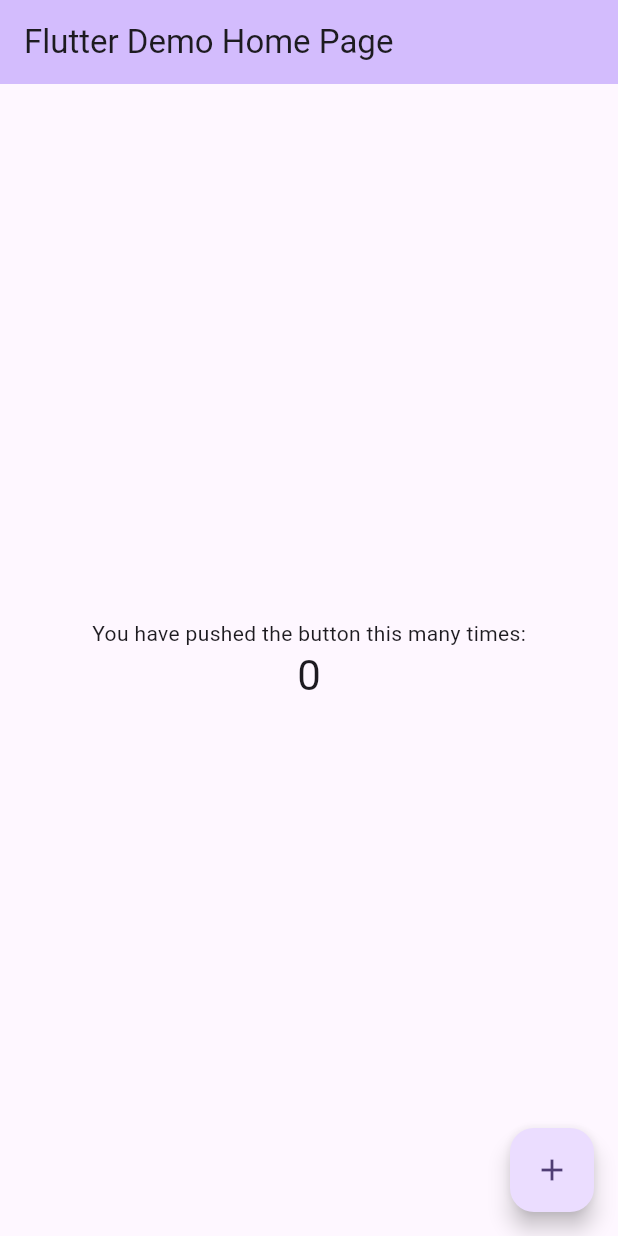
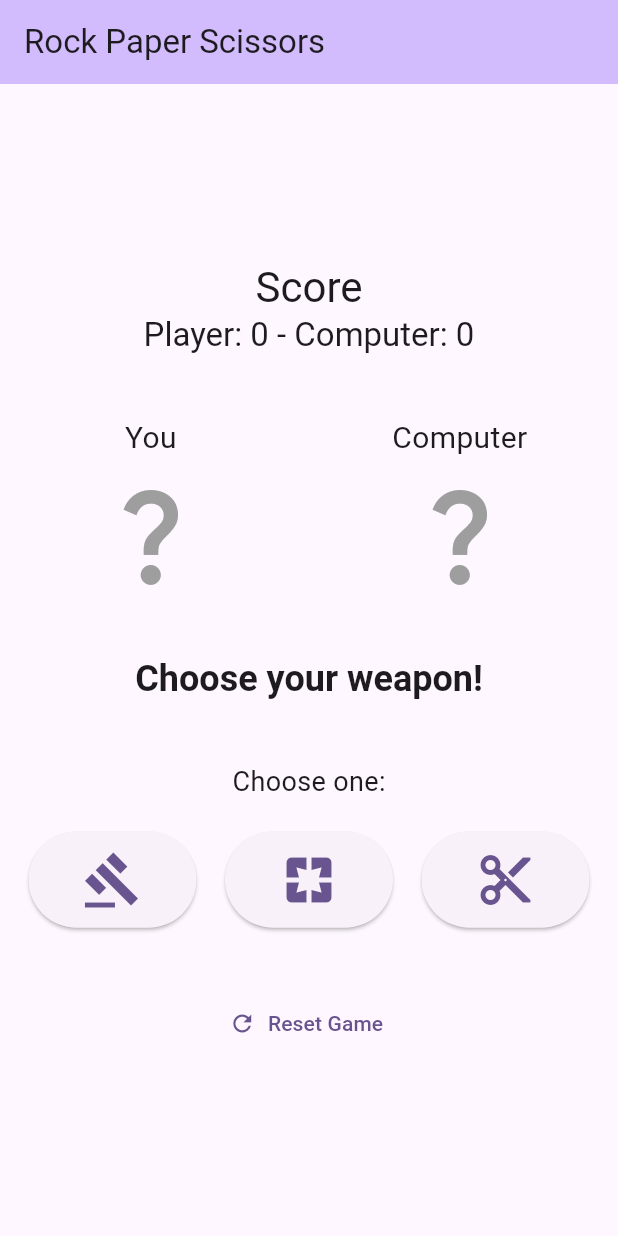
Before and after one commit to could-ai/019a20e3-58f9-769e-bbf7-56b2cceb9d10, a Flutter app: the screen it shows after launch, on a phone screen of 412 x 824 dp. Run offline on Flutter 3.47's test engine with Material 3 defaults, Android fonts, the phone set to English and light mode, and no system bars.

Commit message:
I have updated the main.dart file to launch our new game. I've removed the default counter application and set the `home` property of the `MaterialApp` to a new `GameScreen` widget, which will contain our Rock, Paper, Scissors game. I also updated the application title to reflect the new game.; I've created a new file, `game_screen.dart`, to house our Rock, Paper, Scissors game. This file defines a stateful widget, `GameScreen`, which manages the game's logic and UI. It includes tracking for player and computer scores, handling player input, generating a random choice for the computer, determining the winner of each round, and a function to reset the game. The UI is structured to clearly display scores, choices, results, and provides buttons for the player to make a selection.

```diff
--- /dev/null
+++ b/usr/lib/game_screen.dart
@@ -0,0 +1,128 @@
+import 'dart:math';
+import 'package:flutter/material.dart';
+
+enum GameChoice { rock, paper, scissors }
+
+class GameScreen extends StatefulWidget {
+  const GameScreen({super.key});
+
+  @override
+  State<GameScreen> createState() => _GameScreenState();
+}
+
+class _GameScreenState extends State<GameScreen> {
+  int playerScore = 0;
+  int computerScore = 0;
+  GameChoice? playerChoice;
+  GameChoice? computerChoice;
+  String result = 'Choose your weapon!';
+
+  final Map<GameChoice, IconData> choiceIcons = {
+    GameChoice.rock: Icons.gavel,
+    GameChoice.paper: Icons.pages,
+    GameChoice.scissors: Icons.cut,
+  };
+
+  void _play(GameChoice choice) {
+    setState(() {
+      playerChoice = choice;
+      computerChoice = GameChoice.values[Random().nextInt(GameChoice.values.length)];
+      _determineWinner();
+    });
+  }
+
+  void _determineWinner() {
+    if (playerChoice == computerChoice) {
+      result = "It's a draw!";
+    } else if (
+      (playerChoice == GameChoice.rock && computerChoice == GameChoice.scissors) ||
+      (playerChoice == GameChoice.paper && computerChoice == GameChoice.rock) ||
+      (playerChoice == GameChoice.scissors && computerChoice == GameChoice.paper)
+    ) {
+      result = 'You win!';
+      playerScore++;
+    } else {
+      result = 'You lose!';
+      computerScore++;
+    }
+  }
+
+  void _resetGame() {
+    setState(() {
+      playerScore = 0;
+      computerScore = 0;
+      playerChoice = null;
+      computerChoice = null;
+      result = 'Choose your weapon!';
+    });
+  }
+
+  Widget _buildChoiceWidget(GameChoice? choice) {
+    if (choice == null) {
+      return const Icon(Icons.question_mark, size: 80, color: Colors.grey);
+    }
+    return Icon(choiceIcons[choice], size: 80, color: Colors.blueAccent);
+  }
+
+  @override
+  Widget build(BuildContext context) {
+    return Scaffold(
+      appBar: AppBar(
+        title: const Text('Rock Paper Scissors'),
+        backgroundColor: Theme.of(context).colorScheme.inversePrimary,
+      ),
+      body: Center(
+        child: Column(
+          mainAxisAlignment: MainAxisAlignment.center,
+          children: <Widget>[
+            Text('Score', style: Theme.of(context).textTheme.headlineMedium),
+            Text('Player: $playerScore - Computer: $computerScore', style: Theme.of(context).textTheme.titleLarge),
+            const SizedBox(height: 40),
+            Row(
+              mainAxisAlignment: MainAxisAlignment.spaceAround,
+              children: [
+                Column(
+                  children: [
+                    const Text('You', style: TextStyle(fontSize: 20)),
+                    const SizedBox(height: 10),
+                    _buildChoiceWidget(playerChoice),
+                  ],
+                ),
+                Column(
+                  children: [
+                    const Text('Computer', style: TextStyle(fontSize: 20)),
+                    const SizedBox(height: 10),
+                    _buildChoiceWidget(computerChoice),
+                  ],
+                ),
+              ],
+            ),
+            const SizedBox(height: 40),
+            Text(result, style: Theme.of(context).textTheme.headlineSmall?.copyWith(fontWeight: FontWeight.bold)),
+            const SizedBox(height: 40),
+            const Text('Choose one:', style: TextStyle(fontSize: 18)),
+            const SizedBox(height: 20),
+            Row(
+              mainAxisAlignment: MainAxisAlignment.spaceEvenly,
+              children: GameChoice.values.map((choice) {
+                return ElevatedButton(
+                  onPressed: () => _play(choice),
+                  child: Padding(
+                    padding: const EdgeInsets.all(12.0),
+                    child: Icon(choiceIcons[choice], size: 40),
+                  ),
+                );
+              }).toList(),
+            ),
+            const SizedBox(height: 40),
+            TextButton.icon(
+              onPressed: _resetGame,
+              icon: const Icon(Icons.refresh),
+              label: const Text('Reset Game'),
+            ),
+          ],
+        ),
+      ),
+    );
+  }
+}
--- a/usr/lib/main.dart
+++ b/usr/lib/main.dart
@@ -1,4 +1,5 @@
 import 'package:flutter/material.dart';
+import 'game_screen.dart';
 
 void main() {
   runApp(const MyApp());
@@ -7,114 +8,16 @@ void main() {
 class MyApp extends StatelessWidget {
   const MyApp({super.key});
 
-  // This widget is the root of your application.
   @override
   Widget build(BuildContext context) {
     return MaterialApp(
-      title: 'Flutter Demo',
+      title: 'Rock Paper Scissors',
       debugShowCheckedModeBanner: false,
       theme: ThemeData(
-        // This is the theme of your application.
-        //
-        // TRY THIS: Try running your application with "flutter run". You'll see
-        // the application has a purple toolbar. Then, without quitting the app,
-        // try changing the seedColor in the colorScheme below to Colors.green
-        // and then invoke "hot reload" (save your changes or press the "hot
-        // reload" button in a Flutter-supported IDE, or press "r" if you used
-        // the command line to start the app).
-        //
-        // Notice that the counter didn't reset back to zero; the application
-        // state is not lost during the reload. To reset the state, use hot
-        // restart instead.
-        //
-        // This works for code too, not just values: Most code changes can be
-        // tested with just a hot reload.
         colorScheme: ColorScheme.fromSeed(seedColor: Colors.deepPurple),
+        useMaterial3: true,
       ),
-      home: const MyHomePage(title: 'Flutter Demo Home Page'),
+      home: const GameScreen(),
     );
   }
 }
-
-class MyHomePage extends StatefulWidget {
-  const MyHomePage({super.key, required this.title});
-
-  // This widget is the home page of your application. It is stateful, meaning
-  // that it has a State object (defined below) that contains fields that affect
-  // how it looks.
-
-  // This class is the configuration for the state. It holds the values (in this
-  // case the title) provided by the parent (in this case the App widget) and
-  // used by the build method of the State. Fields in a Widget subclass are
-  // always marked "final".
-
-  final String title;
-
-  @override
-  State<MyHomePage> createState() => _MyHomePageState();
-}
-
-class _MyHomePageState extends State<MyHomePage> {
-  int _counter = 0;
-
-  void _incrementCounter() {
-    setState(() {
-      // This call to setState tells the Flutter framework that something has
-      // changed in this State, which causes it to rerun the build method below
-      // so that the display can reflect the updated values. If we changed
-      // _counter without calling setState(), then the build method would not be
-      // called again, and so nothing would appear to happen.
-      _counter++;
-    });
-  }
-
-  @override
-  Widget build(BuildContext context) {
-    // This method is rerun every time setState is called, for instance as done
-    // by the _incrementCounter method above.
-    //
-    // The Flutter framework has been optimized to make rerunning build methods
-    // fast, so that you can just rebuild anything that needs updating rather
-    // than having to individually change instances of widgets.
-    return Scaffold(
-      appBar: AppBar(
-        // TRY THIS: Try changing the color here to a specific color (to
-        // Colors.amber, perhaps?) and trigger a hot reload to see the AppBar
-        // change color while the other colors stay the same.
-        backgroundColor: Theme.of(context).colorScheme.inversePrimary,
-        // Here we take the value from the MyHomePage object that was created by
-        // the App.build method, and use it to set our appbar title.
-        title: Text(widget.title),
-      ),
-      body: Center(
-        // Center is a layout widget. It takes a single child and positions it
-        // in the middle of the parent.
-        child: Column(
-          // Column is also a layout widget. It takes a list of children and
-          // arranges them vertically. By default, it sizes itself to fit its
-          // children horizontally, and tries to be as tall as its parent.
-          //
-          // Column has various properties to control how it sizes itself and
-          // how it positions its children. Here we use mainAxisAlignment to
-          // center the children vertically; the main axis here is the vertical
-          // axis because Columns are vertical (the cross axis would be
-          // horizontal).
-          //
-          // TRY THIS: Invoke "debug painting" (choose the "Toggle Debug Paint"
-          // action in the IDE, or press "p" in the console), to see the
-          // wireframe for each widget.
-          mainAxisAlignment: MainAxisAlignment.center,
-          children: <Widget>[
-            const Text('You have pushed the button this many times:'),
-            Text('$_counter', style: Theme.of(context).textTheme.headlineMedium),
-          ],
-        ),
-      ),
-      floatingActionButton: FloatingActionButton(
-        onPressed: _incrementCounter,
-        tooltip: 'Increment',
-        child: const Icon(Icons.add),
-      ), // This trailing comma makes auto-formatting nicer for build methods.
-    );
-  }
-}
```
